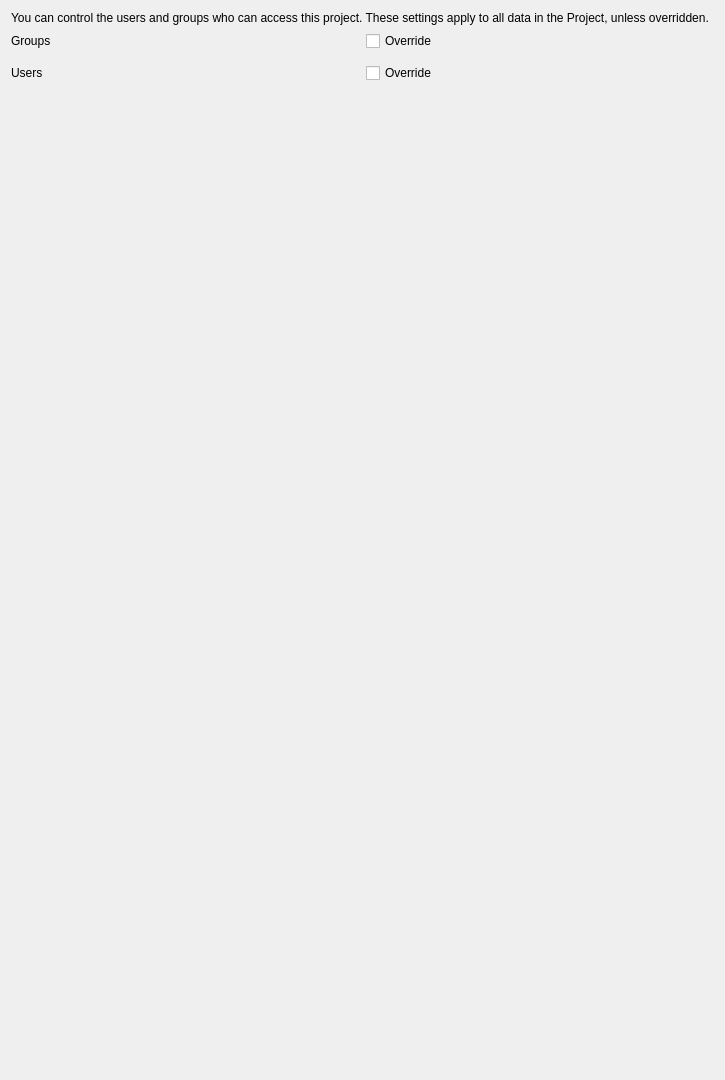
Old version of the form ime/ui/ui_derived_access_control_tab.ui in the repository UoA-eResearch/mytardis_ime.
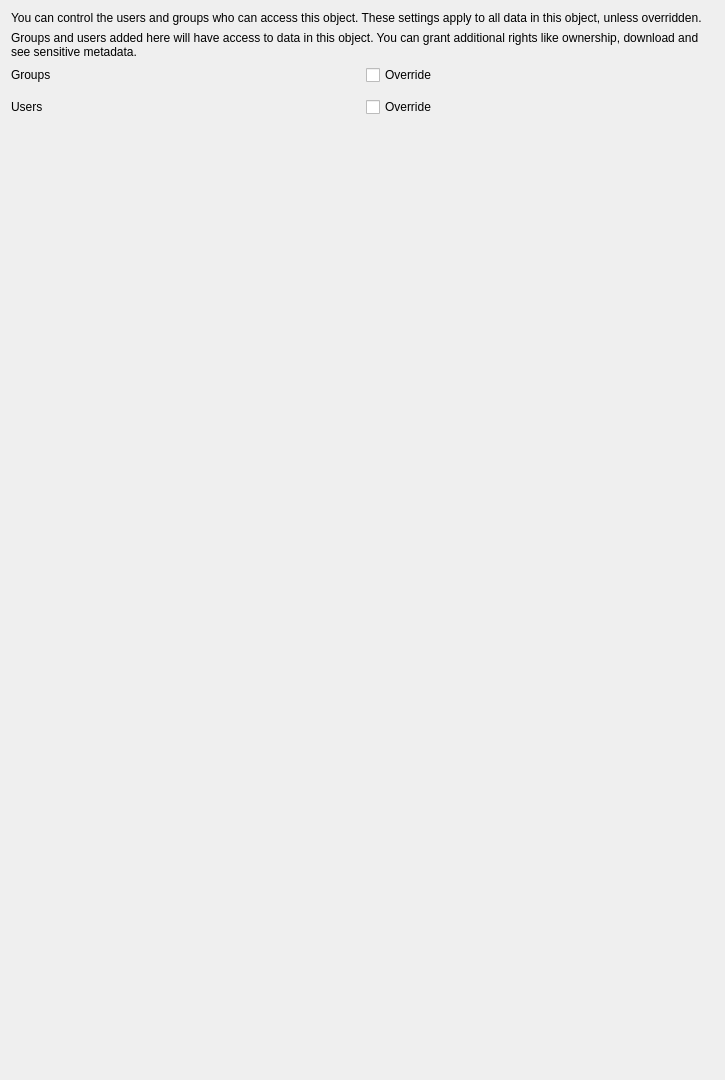
New version of the form. Custom widgets are drawn as their Qt base class.

Patch:
```diff
--- a/ime/ui/ui_derived_access_control_tab.ui
+++ b/ime/ui/ui_derived_access_control_tab.ui
@@ -29,7 +29,17 @@
    <item>
     <widget class="QLabel" name="label_3">
      <property name="text">
-      <string>You can control the users and groups who can access this project. These settings apply to all data in the Project, unless overridden.</string>
+      <string>You can control the users and groups who can access this object. These settings apply to all data in this object, unless overridden.</string>
+     </property>
+     <property name="wordWrap">
+      <bool>true</bool>
+     </property>
+    </widget>
+   </item>
+   <item>
+    <widget class="QLabel" name="label_4">
+     <property name="text">
+      <string>Groups and users added here will have access to data in this object. You can grant additional rights like ownership, download and see sensitive metadata.</string>
      </property>
      <property name="wordWrap">
       <bool>true</bool>
```
